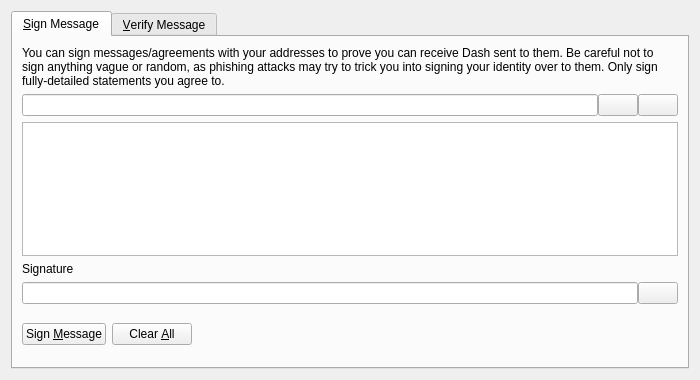
Old version of the form src/qt/forms/signverifymessagedialog.ui in the repository jesusleon1995/dashfork_test.
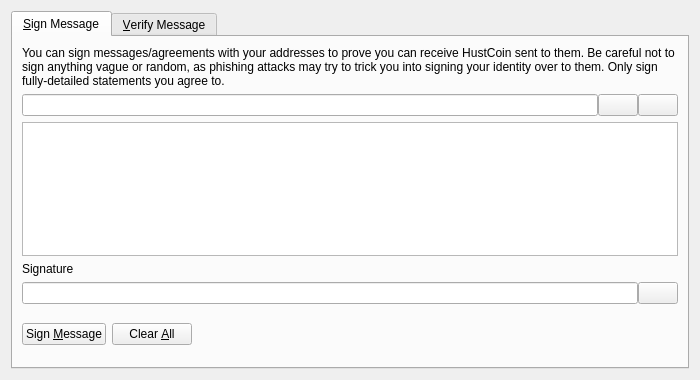
New version of the form. Custom widgets are drawn as their Qt base class.

Diff of the .ui file:
```diff
--- a/src/qt/forms/signverifymessagedialog.ui
+++ b/src/qt/forms/signverifymessagedialog.ui
@@ -30,7 +30,7 @@
        <item>
         <widget class="QLabel" name="infoLabel_SM">
          <property name="text">
-          <string>You can sign messages/agreements with your addresses to prove you can receive Dash sent to them. Be careful not to sign anything vague or random, as phishing attacks may try to trick you into signing your identity over to them. Only sign fully-detailed statements you agree to.</string>
+          <string>You can sign messages/agreements with your addresses to prove you can receive HustCoin sent to them. Be careful not to sign anything vague or random, as phishing attacks may try to trick you into signing your identity over to them. Only sign fully-detailed statements you agree to.</string>
          </property>
          <property name="textFormat">
           <enum>Qt::PlainText</enum>
```
Left out of the diff: 10 changed lines with no effect on the pictures.
